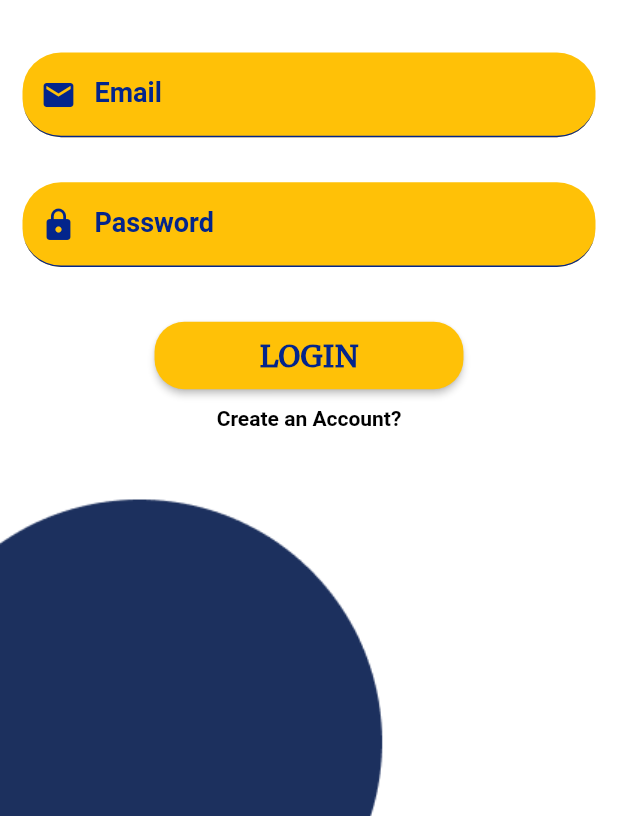
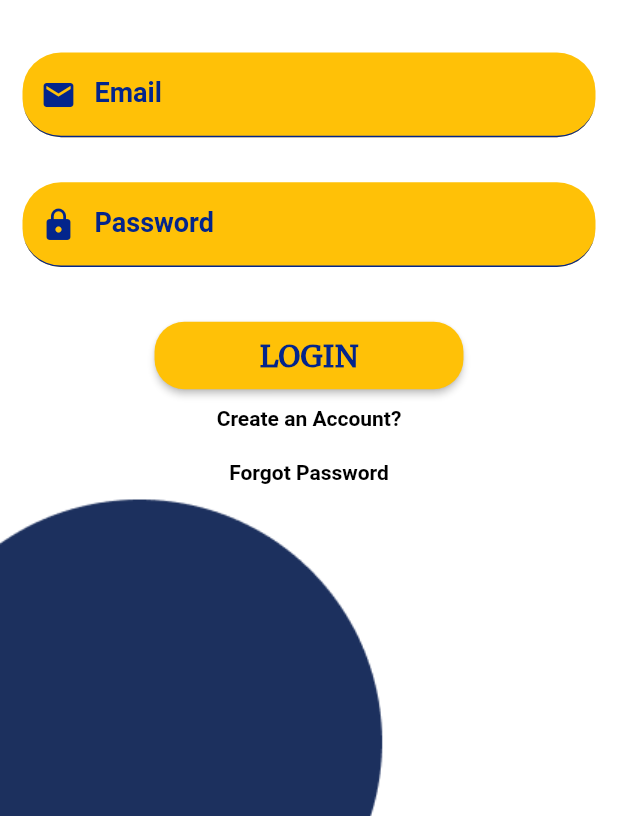
Before and after one commit to rakshit138/ERA_APP, a Flutter app: the screen it shows after launch, after a tap on "LOGIN", on a phone screen of 412 x 824 dp, the part 420-1236 px from its top. Run offline on Flutter 3.47's test engine with Material 2 defaults, Android fonts, the phone set to English and light mode, and no system bars; our stand-ins replace carousel_slider, chewie, cloud_firestore, firebase_auth, firebase_core, firebase_storage and 6 more; accounts and stored records are empty.

Commit message:
forgot password

```diff
--- a/lib/Login.dart
+++ b/lib/Login.dart
@@ -1,8 +1,10 @@
+import 'package:ERA/ForgotPassword.dart';
 import 'package:ERA/HomePage.dart';
 // import 'package:ERA/loading.dart';
 import 'package:firebase_auth/firebase_auth.dart';
 import 'package:flutter/material.dart';
 import 'SignUp.dart';
+import 'ForgotPassword.dart';
 
 class Login extends StatefulWidget {
   @override
@@ -71,6 +73,15 @@ class _LoginState extends State<Login> {
 
   navigateToSignUp() async {
     Navigator.push(context, MaterialPageRoute(builder: (context) => SignUp()));
+  }
+
+  navigateToForgotPassword() async {
+    Navigator.push(
+      context,
+      MaterialPageRoute(
+        builder: (context) => ForgotPassword(),
+      ),
+    );
   }
 
   @override
@@ -204,6 +215,19 @@ class _LoginState extends State<Login> {
                     ),
                     onTap: navigateToSignUp,
                   ),
+                ),
+                Padding(
+                  padding: EdgeInsets.all(10),
+                  child: GestureDetector(
+                    child: Text(
+                      'Forgot Password',
+                      style: TextStyle(
+                          color: Colors.black,
+                          fontSize: 14,
+                          fontWeight: FontWeight.bold),
+                    ),
+                    onTap: navigateToForgotPassword,
+                  ),
                 )
               ],
             ),
--- a/lib/Start.dart
+++ b/lib/Start.dart
@@ -95,8 +95,10 @@ class _StartState extends State<Start> {
                       mainAxisAlignment: MainAxisAlignment.spaceEvenly,
                       mainAxisSize: MainAxisSize.max,
                       children: [
-                        RaisedButton(
-                            padding: EdgeInsets.only(left: 30, right: 30),
+                        Container(
+                          width: 170,
+                          child: RaisedButton(
+                              padding: EdgeInsets.only(left: 15, right: 15),
                               onPressed: navigateToLogin,
                               child: Text(
                                 'LOGIN',
@@ -111,8 +113,11 @@ class _StartState extends State<Start> {
                                 borderRadius: BorderRadius.circular(10.0),
                               ),
                               color: Colors.amber),
-                        RaisedButton(
-                            padding: EdgeInsets.only(left: 30, right: 30),
+                        ),
+                        Container(
+                          width: 170,
+                          child: RaisedButton(
+                              padding: EdgeInsets.only(left: 15, right: 15),
                               onPressed: navigateToRegister,
                               child: Text(
                                 'REGISTER',
@@ -127,6 +132,7 @@ class _StartState extends State<Start> {
                                 borderRadius: BorderRadius.circular(10.0),
                               ),
                               color: Colors.amber),
+                        ),
                       ]),
                   SizedBox(height: 20),
                   Container(
--- a/pubspec.yaml
+++ b/pubspec.yaml
@@ -41,6 +41,7 @@ dependencies:
   image_picker: ^0.6.7+11
   firebase_storage: ^4.0.1
   flutter_spinkit: "^4.1.2"
+  fluttertoast: ^7.1.1
 
 dev_dependencies:
   flutter_test:
```
Also changed, not shown: lib/ForgotPassword.dart (added, +99 -0 lines), lib/HomeScreen/homescreen.dart (+20 -16 lines), pubspec.lock. Lines whose indentation alone changed are shown as unchanged.
